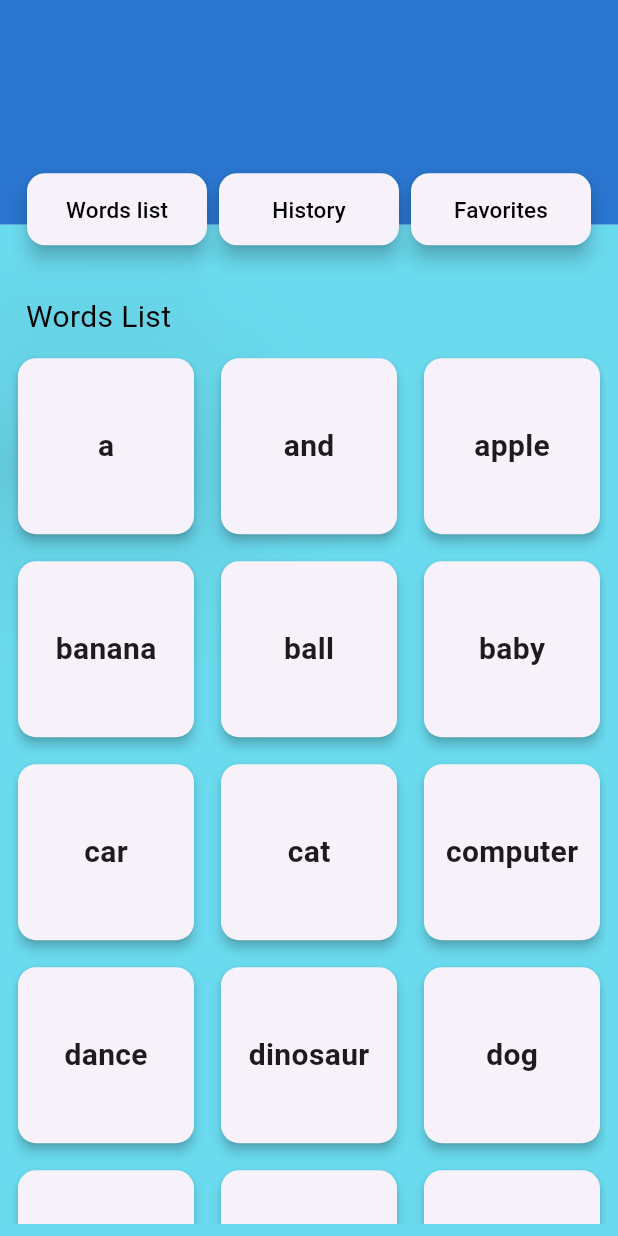
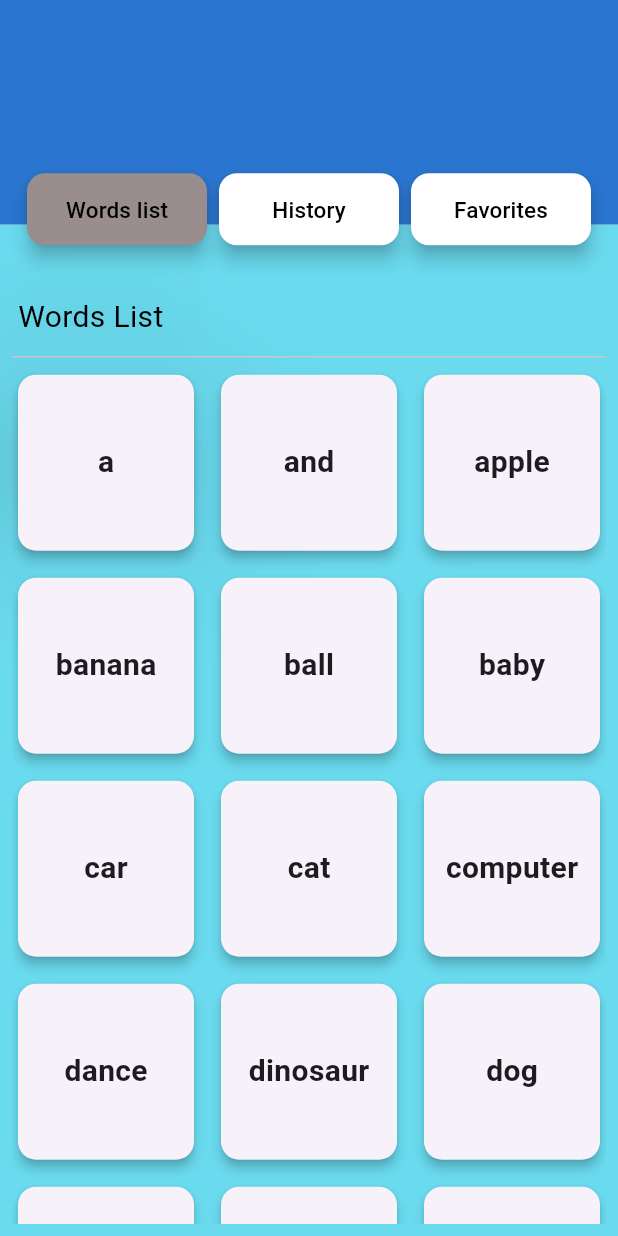
Before and after one commit to absjuniordev/Free-Dictionary, a Flutter app: the screen it shows after launch, after a tap on "Words list", on a phone screen of 412 x 824 dp. Run offline on Flutter 3.47's test engine with Material 3 defaults, Android fonts, the phone set to English and light mode, and no system bars; our stand-ins replace auto_size_text, dio, just_audio; network calls fail.

Commit message:
Usando Provider para gerenciar variaveis

```diff
--- a/lib/app/provider/dictionary_provider.dart
+++ b/lib/app/provider/dictionary_provider.dart
@@ -4,8 +4,11 @@ import 'package:free_dicionary/app/services/api_service.dart';
 
 class DictionaryProvider extends ChangeNotifier {
   final _apiService = ApiService();
+
+  int _activeIndex = -1;
+  int get activeIndex => _activeIndex;
+
   DictionaryModel? _word;
-
   DictionaryModel? get word => _word;
 
   Future<DictionaryModel> fetchWord(String word) async {
@@ -18,4 +21,9 @@ class DictionaryProvider extends ChangeNotifier {
       throw Exception("Failed to fetch word");
     }
   }
+
+  selectedButton(int index) {
+    _activeIndex = index;
+    notifyListeners();
+  }
 }
--- a/lib/app/widgets/select_button_widget.dart
+++ b/lib/app/widgets/select_button_widget.dart
@@ -1,44 +1,74 @@
 import 'package:flutter/material.dart';
+import 'package:free_dicionary/app/provider/dictionary_provider.dart';
+import 'package:provider/provider.dart';
 
-class SelectButtonWidget extends StatelessWidget {
+class SelectButtonWidget extends StatefulWidget {
   const SelectButtonWidget({super.key});
 
   @override
+  State<SelectButtonWidget> createState() => _SelectButtonWidgetState();
+}
+
+class _SelectButtonWidgetState extends State<SelectButtonWidget> {
+  @override
   Widget build(BuildContext context) {
+    final providerDictionary =
+        Provider.of<DictionaryProvider>(context, listen: false);
     return Padding(
       padding: const EdgeInsets.all(6),
-      child: Row(
+      child: ListenableBuilder(
+        listenable: providerDictionary,
+        builder: (_, __) => Row(
           mainAxisAlignment: MainAxisAlignment.spaceAround,
           children: [
             Expanded(
               child: Card(
+                color: providerDictionary.activeIndex == 0
+                    ? const Color.fromARGB(255, 153, 141, 141)
+                    : Colors.white,
                 elevation: 5,
                 child: TextButton(
-                  onPressed: () {},
-                  child: const Text("Words list",
-                      style: TextStyle(fontSize: 15, color: Colors.black))),
+                  onPressed: () => providerDictionary.selectedButton(0),
+                  child: const Text(
+                    "Words list",
+                    style: TextStyle(fontSize: 15, color: Colors.black),
+                  ),
+                ),
               ),
             ),
             Expanded(
               child: Card(
+                color: providerDictionary.activeIndex == 1
+                    ? const Color.fromARGB(255, 153, 141, 141)
+                    : Colors.white,
                 elevation: 5,
                 child: TextButton(
-                  onPressed: () {},
-                  child: const Text("History",
-                      style: TextStyle(fontSize: 15, color: Colors.black))),
+                  onPressed: () => providerDictionary.selectedButton(1),
+                  child: const Text(
+                    "History",
+                    style: TextStyle(fontSize: 15, color: Colors.black),
+                  ),
+                ),
               ),
             ),
             Expanded(
               child: Card(
+                color: providerDictionary.activeIndex == 2
+                    ? const Color.fromARGB(255, 153, 141, 141)
+                    : Colors.white,
                 elevation: 5,
                 child: TextButton(
-                  onPressed: () {},
-                  child: const Text("Favorites",
-                      style: TextStyle(fontSize: 15, color: Colors.black))),
+                  onPressed: () => providerDictionary.selectedButton(2),
+                  child: const Text(
+                    "Favorites",
+                    style: TextStyle(fontSize: 15, color: Colors.black),
+                  ),
+                ),
               ),
             ),
           ],
         ),
+      ),
     );
   }
 }
--- a/lib/app/widgets/words_view_widget.dart
+++ b/lib/app/widgets/words_view_widget.dart
@@ -1,6 +1,8 @@
 import 'dart:convert';
 import 'package:flutter/material.dart';
 import 'package:flutter/services.dart';
+import 'package:free_dicionary/app/provider/dictionary_provider.dart';
+import 'package:provider/provider.dart';
 
 import '../views/selected_word_view.dart';
 
@@ -29,25 +31,36 @@ class _WordsViewWidgetState extends State<WordsViewWidget> {
 
   @override
   Widget build(BuildContext context) {
+    final providerDictionary =
+        Provider.of<DictionaryProvider>(context, listen: false);
+
     return Padding(
       padding: const EdgeInsets.all(8.0),
-      child: Column(
+      child: ListenableBuilder(
+        listenable: providerDictionary,
+        builder: (_, __) => Column(
           crossAxisAlignment: CrossAxisAlignment.start,
           children: [
             const SizedBox(height: 35),
-          const Card(
+            Card(
               color: Colors.transparent,
               elevation: 50,
               child: Text(
-              " Words List",
-              style: TextStyle(fontSize: 20, color: Colors.black),
+                providerDictionary.activeIndex == 0
+                    ? "Words List"
+                    : providerDictionary.activeIndex == 1
+                        ? "History"
+                        : "Favorites",
+                style: const TextStyle(fontSize: 20, color: Colors.black),
               ),
             ),
-          const SizedBox(height: 5),
-          Expanded(
+            const Divider(),
+            providerDictionary.activeIndex == 0
+                ? Expanded(
                     child: GridView.builder(
                       itemCount: wordsAssets.length,
-              gridDelegate: const SliverGridDelegateWithFixedCrossAxisCount(
+                      gridDelegate:
+                          const SliverGridDelegateWithFixedCrossAxisCount(
                         mainAxisSpacing: 10,
                         crossAxisSpacing: 10,
                         crossAxisCount: 3,
@@ -81,8 +94,12 @@ class _WordsViewWidgetState extends State<WordsViewWidget> {
                         );
                       },
                     ),
+                  )
+                : providerDictionary.activeIndex == 1
+                    ? const Center(child: Text("History"))
+                    : const Center(child: Text("Favorites")),
+          ],
         ),
-        ],
       ),
     );
   }
```
Lines whose indentation alone changed are shown as unchanged.
